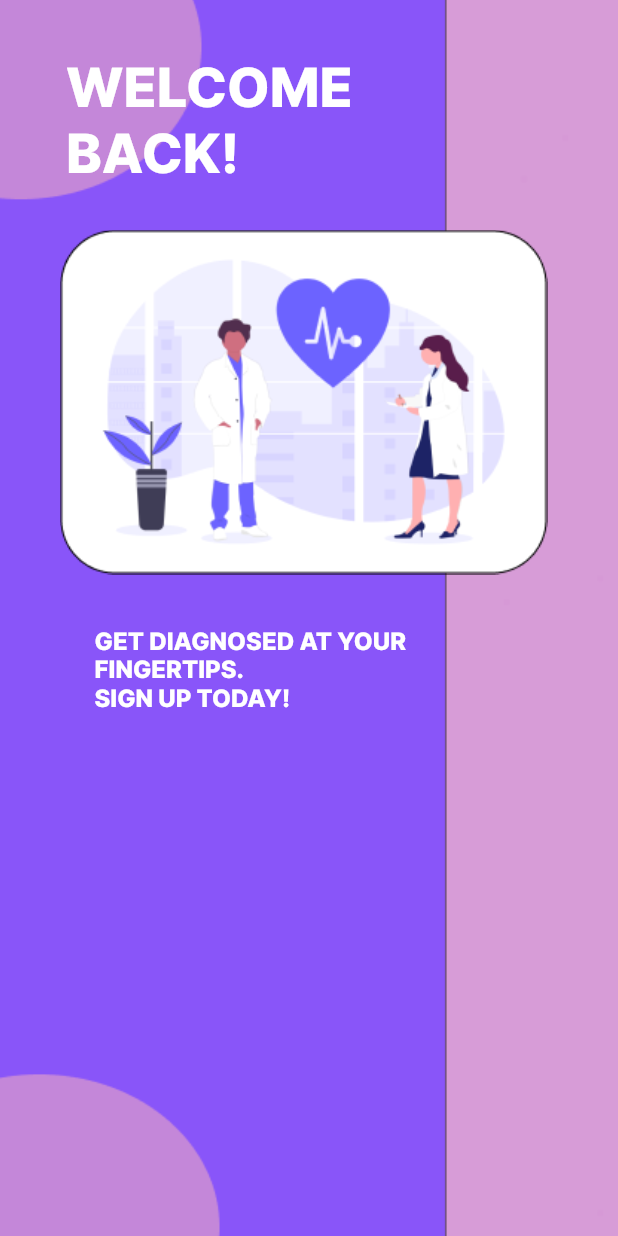
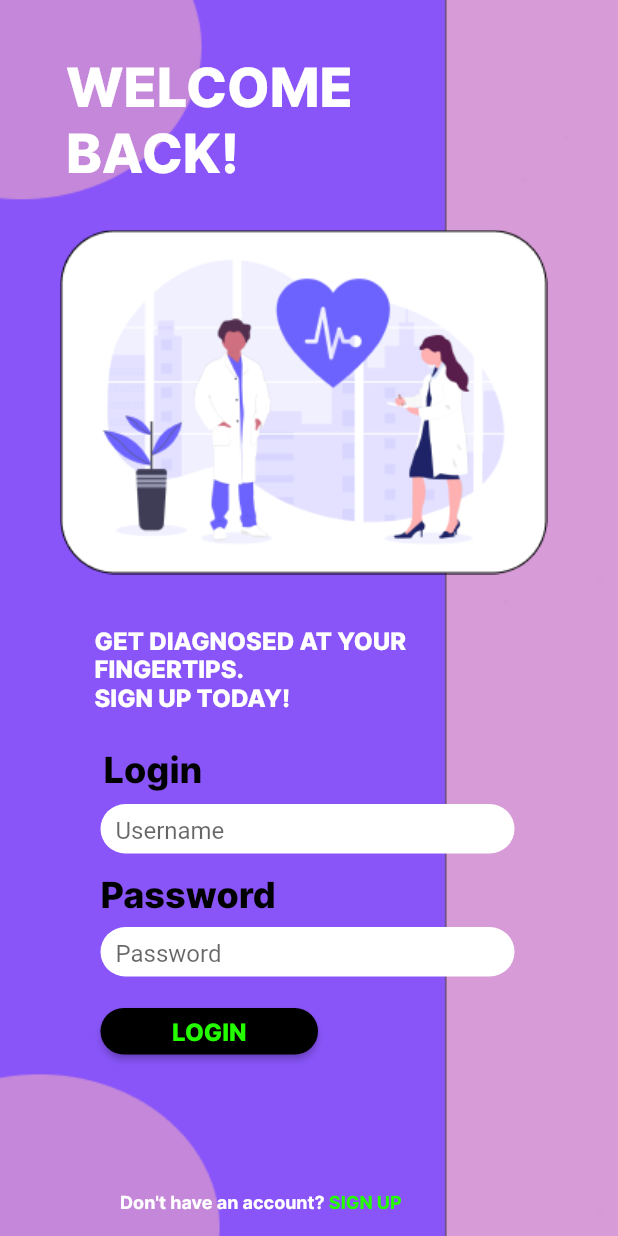
Before and after one commit to perfectionist7/Geeks-For-Geeks-Hackathon, a Flutter app: the screen it shows after launch, on a phone screen of 412 x 824 dp. Run offline on Flutter 3.47's test engine with Material 2 defaults, Android fonts, the phone set to English and light mode, and no system bars.

Commit message:
login page finished

```diff
--- a/chatbot_app/lib/login.dart
+++ b/chatbot_app/lib/login.dart
@@ -19,10 +19,13 @@ class _LoginPageState extends State<LoginPage> {
                 image: AssetImage("assets/images/backgroundimage.png"),
                 fit: BoxFit.cover),
           ),
-            child: Column(children: <Widget>[
+          child: ListView(
+              physics: const BouncingScrollPhysics(
+                  parent: AlwaysScrollableScrollPhysics()),
+              children: [
                 Container(
-                margin:
-                    EdgeInsets.only(left: 44, top: 36, right: 173, bottom: 29),
+                  margin: EdgeInsets.only(
+                      left: 44, top: 36, right: 120, bottom: 29),
                   child: Text(
                     'WELCOME BACK!',
                     style: TextStyle(
@@ -38,7 +41,7 @@ class _LoginPageState extends State<LoginPage> {
                       width: 326, height: 230),
                 ),
                 Container(
-                margin: EdgeInsets.fromLTRB(63, 34, 135, 324),
+                  margin: EdgeInsets.fromLTRB(63, 34, 135, 0),
                   child: Text(
                     'GET DIAGNOSED AT YOUR FINGERTIPS.\nSIGN UP TODAY!',
                     style: TextStyle(
@@ -47,9 +50,103 @@ class _LoginPageState extends State<LoginPage> {
                         color: Colors.white,
                         fontWeight: FontWeight.w800),
                   ),
-              )
+                ),
+                Container(
+                  margin: EdgeInsets.fromLTRB(69, 25, 210, 0),
+                  child: Text(
+                    'Login',
+                    style: TextStyle(
+                        fontSize: 24,
+                        fontFamily: 'Inter',
+                        color: Colors.black,
+                        fontWeight: FontWeight.w800),
+                  ),
+                ),
+                Container(
+                  height: 33,
+                  width: 277,
+                  decoration: new BoxDecoration(
+                    color: Colors.white,
+                    borderRadius: BorderRadius.circular(32),
+                  ),
+                  margin: EdgeInsets.fromLTRB(67, 8, 69, 0),
+                  child: TextField(
+                    decoration: InputDecoration(
+                      hintText: 'Username',
+                      contentPadding: EdgeInsets.all(10),
+                      border: InputBorder.none,
+                    ),
+                  ),
+                ),
+                Container(
+                  margin: EdgeInsets.fromLTRB(67, 13, 150, 0),
+                  child: Text(
+                    'Password',
+                    style: TextStyle(
+                        fontSize: 24,
+                        fontFamily: 'Inter',
+                        color: Colors.black,
+                        fontWeight: FontWeight.w800),
+                  ),
+                ),
+                Container(
+                  height: 33,
+                  width: 277,
+                  decoration: new BoxDecoration(
+                    color: Colors.white,
+                    borderRadius: BorderRadius.circular(32),
+                  ),
+                  margin: EdgeInsets.fromLTRB(67, 7, 69, 0),
+                  child: TextField(
+                    decoration: InputDecoration(
+                      hintText: 'Password',
+                      contentPadding: EdgeInsets.all(10),
+                      border: InputBorder.none,
+                    ),
+                  ),
+                ),
+                Container(
+                  margin: EdgeInsets.fromLTRB(67, 21, 200, 0),
+                  height: 31,
+                  width: 91,
+                  child: ElevatedButton(
+                      onPressed: () {},
+                      child: Text(
+                        'LOGIN',
+                        style: TextStyle(
+                          color: Color(0xff24FF00),
+                          fontFamily: 'Inter',
+                          fontSize: 16,
+                        ),
+                      ),
+                      style: ElevatedButton.styleFrom(
+                        primary: Colors.black,
+                        shape: RoundedRectangleBorder(
+                            borderRadius: BorderRadius.circular(32)),
+                      )),
+                ),
+                Container(
+                  margin: EdgeInsets.fromLTRB(80, 91, 90, 20),
+                  child: RichText(
+                    text: TextSpan(
+                      text: "Don't have an account? ",
+                      style: TextStyle(
+                          color: Colors.white,
+                          fontSize: 12,
+                          fontFamily: 'Interb'),
+                      children: <TextSpan>[
+                        TextSpan(
+                          text: 'SIGN UP',
+                          style: TextStyle(
+                              color: Color(0XFF24FF00), fontFamily: 'Interb'),
+                        ),
+                      ],
+                    ),
+                  ),
+                ),
               ]),
         ),
-        ));
+      ),
+    );
   }
 }
--- a/chatbot_app/pubspec.yaml
+++ b/chatbot_app/pubspec.yaml
@@ -86,6 +86,9 @@ flutter:
     - family: Inter
       fonts:
         - asset: assets/fonts/Inter-ExtraBold.otf
+    - family: Interb
+      fonts:
+        - asset: assets/fonts/Inter-Bold.otf
   #       - asset: fonts/Schyler-Italic.ttf
   #         style: italic
   #   - family: Trajan Pro
```
Also changed, not shown: chatbot_app/assets/fonts/Inter-Bold.otf (added). Lines whose indentation alone changed are shown as unchanged.
